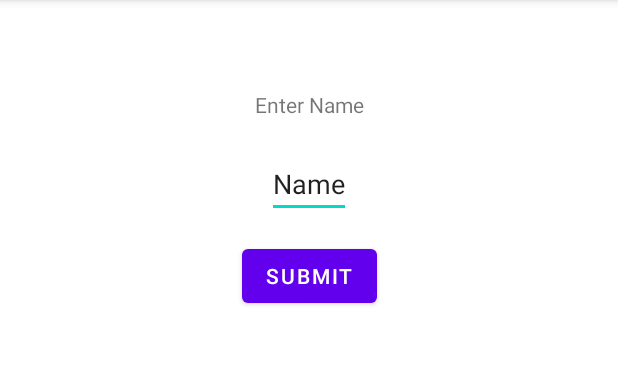
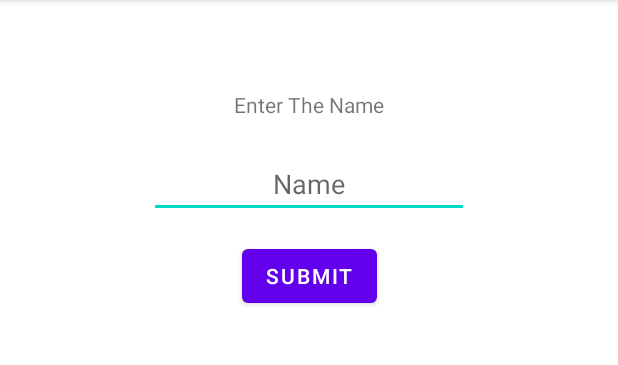
Before and after one commit to mad-skull/Birthday-Card-App, an Android app: the screen it shows after launch (MainActivity), on a phone screen of 412 x 824 dp, the part 84-449 px from its top. Run offline under Robolectric (Android 15) with nearby library versions, the phone set to English and light mode, and no system bars.

Commit message:
layout page 1

```diff
--- a/app/src/main/res/layout/activity_main.xml
+++ b/app/src/main/res/layout/activity_main.xml
@@ -7,28 +7,33 @@
     tools:context=".MainActivity">
 
     <TextView
+        android:id="@+id/Name_text_view"
         android:layout_width="wrap_content"
         android:layout_height="wrap_content"
-        android:text="Enter Name"
+        android:text="@string/enter_the_name"
         app:layout_constraintLeft_toLeftOf="parent"
         app:layout_constraintRight_toRightOf="parent"
         app:layout_constraintTop_toTopOf="parent"
         android:layout_marginTop="60dp" />
     <EditText
+        android:id="@+id/Name_edit_text_view"
         android:layout_width="wrap_content"
         android:layout_height="wrap_content"
-        android:text="Name"
+        android:ems="10"
+        android:hint="@string/name"
+        android:textAlignment="center"
         app:layout_constraintLeft_toLeftOf="parent"
         app:layout_constraintRight_toRightOf="parent"
         app:layout_constraintTop_toTopOf="parent"
         android:layout_marginTop="100dp" />
     <Button
+        android:id="@+id/submit_button"
         android:layout_width="wrap_content"
         android:layout_height="wrap_content"
         app:layout_constraintLeft_toLeftOf="parent"
         app:layout_constraintRight_toRightOf="parent"
         app:layout_constraintTop_toTopOf="parent"
-        android:text="Submit"
+        android:text="@string/submit"
         android:layout_marginTop="160dp" />
 
 </androidx.constraintlayout.widget.ConstraintLayout>
--- a/app/src/main/res/values/strings.xml
+++ b/app/src/main/res/values/strings.xml
@@ -1,3 +1,6 @@
 <resources>
     <string name="app_name">Birthday-Card-App</string>
+    <string name="enter_the_name">Enter The Name</string>
+    <string name="submit">Submit</string>
+    <string name="name">Name</string>
 </resources>
```
